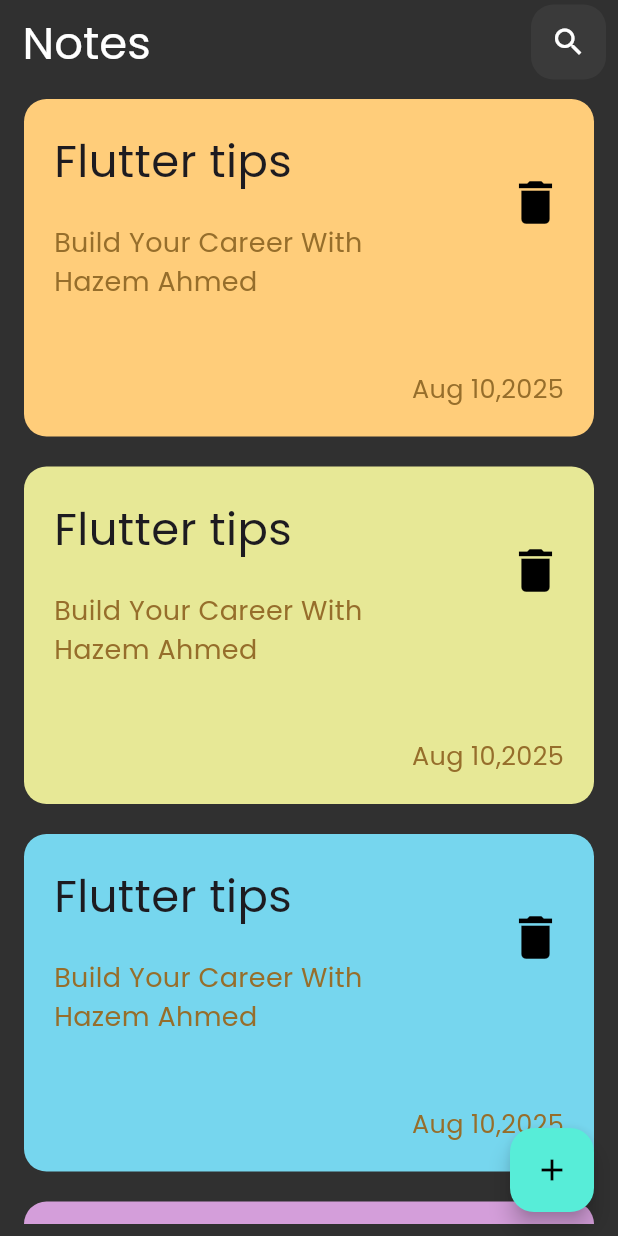
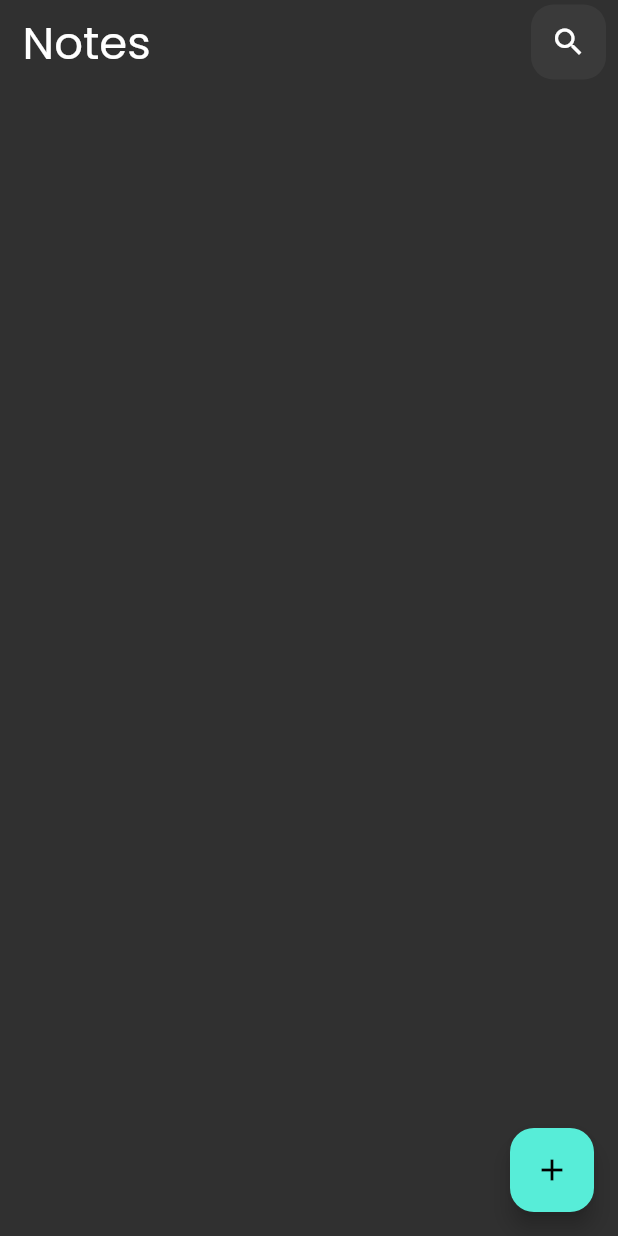
Before and after one commit to Hazem2911/notes_app, a Flutter app: the screen it shows after launch, on a phone screen of 412 x 824 dp. Run offline on Flutter 3.47's test engine with Material 3 defaults, Android fonts, the phone set to English and light mode, and no system bars; our stand-ins replace bloc, flutter_bloc, hive, hive_flutter, modal_progress_hud_nsn; accounts and stored records are empty.

Commit message:
Finished displaying data

```diff
--- a/lib/Screens/HomeScreen.dart
+++ b/lib/Screens/HomeScreen.dart
@@ -1,15 +1,22 @@
 import 'package:flutter/material.dart';
+import 'package:flutter_bloc/flutter_bloc.dart';
 import 'package:notes_app/Widgets/custom_appBar.dart';
 import 'package:notes_app/Widgets/noteslistView.dart';
+import 'package:notes_app/cubits/notes_cubit/notes_cubit.dart';
 import 'package:notes_app/services/showModal.dart';
 
-class Homescreen extends StatelessWidget {
+class Homescreen extends StatefulWidget {
   const Homescreen({super.key});
+
+  @override
+  State<Homescreen> createState() => _HomescreenState();
+}
+
+class _HomescreenState extends State<Homescreen> {
 
   @override
   Widget build(BuildContext context) {
     return Scaffold(
-
       backgroundColor: const Color(0xff303030),
       floatingActionButton: FloatingActionButton(
         onPressed: () {
@@ -19,7 +26,7 @@ class Homescreen extends StatelessWidget {
         child: const Icon(Icons.add, color: Colors.black),
       ),
       appBar: customAppBar(title: 'Notes'),
-      body: const Expanded(child: NotesListView()),
+      body: const NotesListView(),
     );
   }
 }
--- a/lib/Widgets/Note_Widget.dart
+++ b/lib/Widgets/Note_Widget.dart
@@ -1,10 +1,11 @@
 import 'package:flutter/material.dart';
+import 'package:notes_app/models/note_model.dart';
 import 'package:notes_app/services/showModal.dart';
 
-
 class NoteWidget extends StatelessWidget {
-  const NoteWidget({super.key, required this.color});
+  const NoteWidget({super.key, required this.color, required this.note});
   final Color color;
+  final NoteModel note;
   @override
   Widget build(BuildContext context) {
     return GestureDetector(
@@ -21,19 +22,16 @@ class NoteWidget extends StatelessWidget {
         child: Row(
           mainAxisAlignment: MainAxisAlignment.spaceBetween,
           children: [
-            const Padding(
+            Padding(
               padding: const EdgeInsets.only(left: 20.0, top: 20),
               child: Column(
                 crossAxisAlignment: CrossAxisAlignment.start,
                 children: [
+                  Text(note.title, style: const TextStyle(fontSize: 30)),
+                  const SizedBox(height: 20),
                   Text(
-                    'Flutter tips',
-                    style: TextStyle(fontSize: 30, ),
-                  ),
-                  SizedBox(height: 20),
-                  Text(
-                    'Build Your Career With \nHazem Ahmed',
-                    style: TextStyle(
+                    note.subTitle,
+                    style: const TextStyle(
                       fontWeight: FontWeight.w400,
                       fontSize: 18,
                       color: Color(0xff966e2b),
@@ -50,11 +48,15 @@ class NoteWidget extends StatelessWidget {
                 children: [
                   GestureDetector(
                     onTap: () {},
-                    child: const Icon(Icons.delete, color: Colors.black, size: 38),
+                    child: const Icon(
+                      Icons.delete,
+                      color: Colors.black,
+                      size: 38,
+                    ),
                   ),
-                  const Text(
-                    'Aug 10,2025',
-                    style: TextStyle(
+                  Text(
+                    note.date.split(' ')[0],
+                    style: const TextStyle(
                       fontWeight: FontWeight.w400,
                       fontSize: 17,
                       color: Color(0xff966e2b),
--- a/lib/Widgets/noteslistView.dart
+++ b/lib/Widgets/noteslistView.dart
@@ -1,5 +1,8 @@
 import 'package:flutter/material.dart';
+import 'package:flutter_bloc/flutter_bloc.dart';
 import 'package:notes_app/Widgets/Note_Widget.dart';
+import 'package:notes_app/cubits/notes_cubit/notes_cubit.dart';
+import 'package:notes_app/models/note_model.dart';
 
 class NotesListView extends StatelessWidget {
   const NotesListView({super.key});
@@ -13,14 +16,19 @@ class NotesListView extends StatelessWidget {
   ];
   @override
   Widget build(BuildContext context) {
+    return BlocBuilder<NotesCubit, NotesState>(
+      builder: (context, state) {
+        List<NoteModel> notes = BlocProvider.of<NotesCubit>(context).notes!;
         return Padding(
           padding: const EdgeInsets.only(bottom: 8.0),
           child: ListView.builder(
-        itemCount: 6,
+            itemCount: notes.length,
             itemBuilder: (context, index) {
-          return NoteWidget(color: colors[index]);
+              return NoteWidget(color: colors[index % colors.length], note: notes[index],);
             },
           ),
         );
+      },
+    );
   }
 }
--- a/lib/cubits/notes_cubit/notes_cubit.dart
+++ b/lib/cubits/notes_cubit/notes_cubit.dart
@@ -1,9 +1,17 @@
 import 'package:bloc/bloc.dart';
+import 'package:hive_flutter/hive_flutter.dart';
 import 'package:meta/meta.dart';
+import 'package:notes_app/constants.dart';
 import 'package:notes_app/models/note_model.dart';
 
 part 'notes_state.dart';
 
 class NotesCubit extends Cubit<NotesState> {
   NotesCubit() : super(NotesInitial());
+
+  List<NoteModel>? notes;
+  showNotes() {
+    var notesBox = Hive.box<NoteModel>(kNotesBox);
+    notes = notesBox.values.toList();
+  }
 }
--- a/lib/main.dart
+++ b/lib/main.dart
@@ -3,6 +3,7 @@ import 'package:flutter_bloc/flutter_bloc.dart';
 import 'package:hive_flutter/hive_flutter.dart';
 import 'package:notes_app/Screens/HomeScreen.dart';
 import 'package:notes_app/constants.dart';
+import 'package:notes_app/cubits/notes_cubit/notes_cubit.dart';
 import 'package:notes_app/models/note_model.dart';
 import 'package:notes_app/simple_bloc_observer.dart';
 
@@ -22,7 +23,10 @@ class NotesApp extends StatelessWidget {
     return MaterialApp(
       theme: ThemeData(fontFamily: 'Poppins'),
       debugShowCheckedModeBanner: false,
-      home: const Homescreen(),
+      home: BlocProvider(
+        create: (context) => NotesCubit()..showNotes(),
+        child: const Homescreen(),
+      ),
     );
   }
 }
```
Also changed, not shown: lib/cubits/notes_cubit/notes_state.dart (+1 -15 lines). Lines whose indentation alone changed are shown as unchanged.
